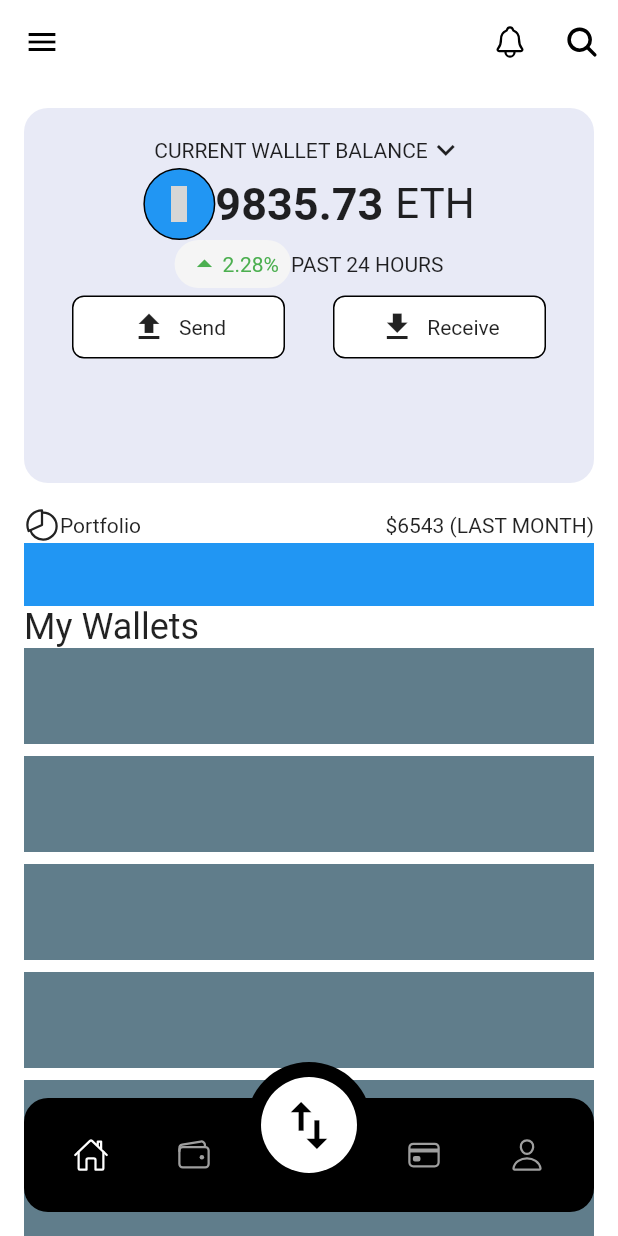
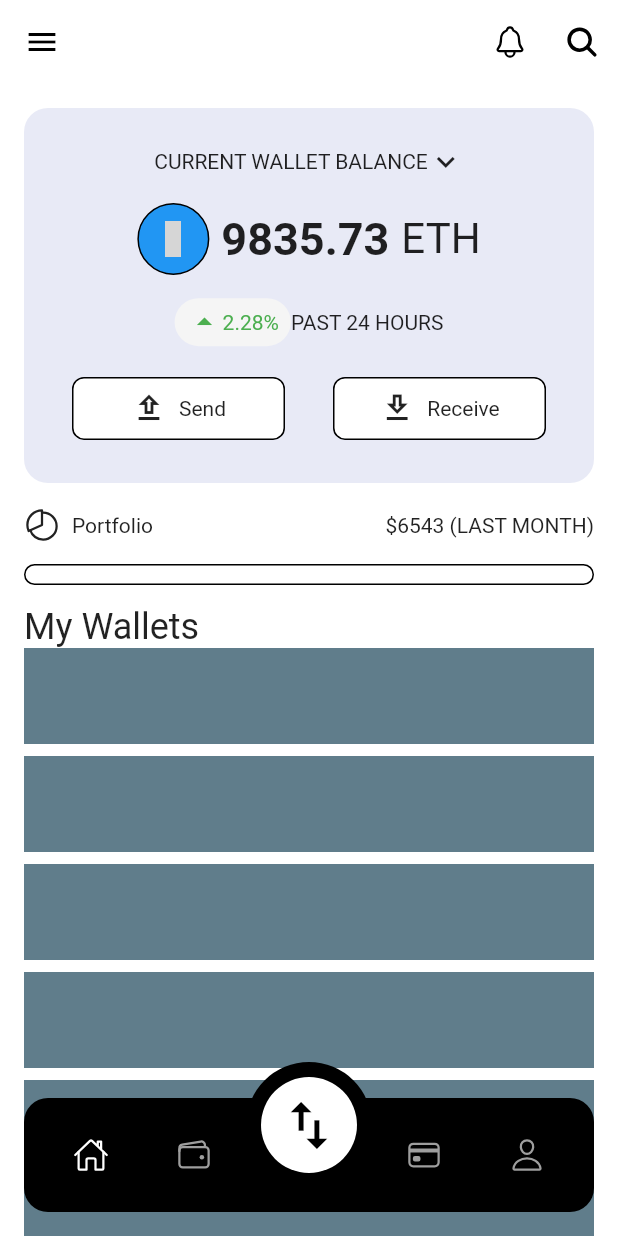
Before and after one commit to JAICHANGPARK/flutter_notebook_chapter_24, a Flutter app: the screen it shows after launch, on a phone screen of 412 x 824 dp. Run offline on Flutter 3.47's test engine with Material 2 defaults, Android fonts, the phone set to English and light mode, and no system bars; our stand-ins replace freezed_annotation, ionicons; missing offline and left inert: crypto_font_icons; grey boxes are pictures that could not be loaded.

Commit message:
Update cwa_main_page.dart

```diff
--- a/lib/ep1357_crypto_wallet_app/view/cwa_main_page.dart
+++ b/lib/ep1357_crypto_wallet_app/view/cwa_main_page.dart
@@ -58,6 +58,7 @@ class _CryptoWalletAppMainPageState extends State<CryptoWalletAppMainPage> {
                   ),
                   padding: EdgeInsets.all(16),
                   child: Column(
+                    mainAxisAlignment: MainAxisAlignment.spaceAround,
                     children: [
                       Row(
                         mainAxisAlignment: MainAxisAlignment.center,
@@ -89,6 +90,9 @@ class _CryptoWalletAppMainPageState extends State<CryptoWalletAppMainPage> {
                                 color: Colors.white,
                               ),
                             ),
+                          ),
+                          SizedBox(
+                            width: 8,
                           ),
                           Text(
                             "9835.73",
@@ -153,7 +157,7 @@ class _CryptoWalletAppMainPageState extends State<CryptoWalletAppMainPage> {
                               child: Row(
                                 mainAxisAlignment: MainAxisAlignment.center,
                                 children: [
-                                  Icon(Icons.upload),
+                                  Icon(Icons.upload_outlined),
                                   SizedBox(
                                     width: 8,
                                   ),
@@ -173,7 +177,7 @@ class _CryptoWalletAppMainPageState extends State<CryptoWalletAppMainPage> {
                               child: Row(
                                 mainAxisAlignment: MainAxisAlignment.center,
                                 children: [
-                                      Icon(Icons.download),
+                                  Icon(Icons.download_outlined),
                                   SizedBox(
                                     width: 8,
                                   ),
@@ -192,6 +196,9 @@ class _CryptoWalletAppMainPageState extends State<CryptoWalletAppMainPage> {
                     Icon(
                       Ionicons.pie_chart_outline,
                     ),
+                    SizedBox(
+                      width: 8,
+                    ),
                     Text("Portfolio"),
                     Spacer(),
                     Text("\$6543 (LAST MONTH)")
@@ -199,7 +206,15 @@ class _CryptoWalletAppMainPageState extends State<CryptoWalletAppMainPage> {
                 ),
                 Container(
                   height: 42,
-                  color: Colors.blue,
+                  padding: EdgeInsets.symmetric(
+                    vertical: 14,
+                  ),
+                  child: Container(
+                    decoration: BoxDecoration(
+                      border: Border.all(),
+                      borderRadius: BorderRadius.circular(16),
+                    ),
+                  ),
                 ),
                 Text(
                   "My Wallets",
```
Lines whose indentation alone changed are shown as unchanged.
